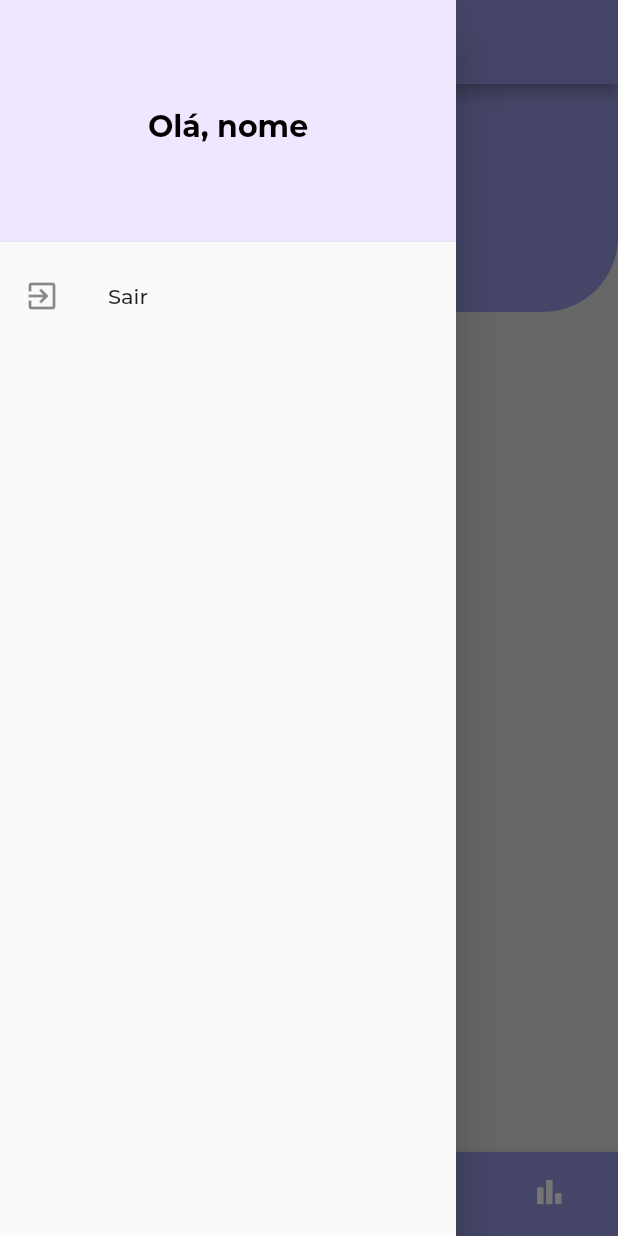
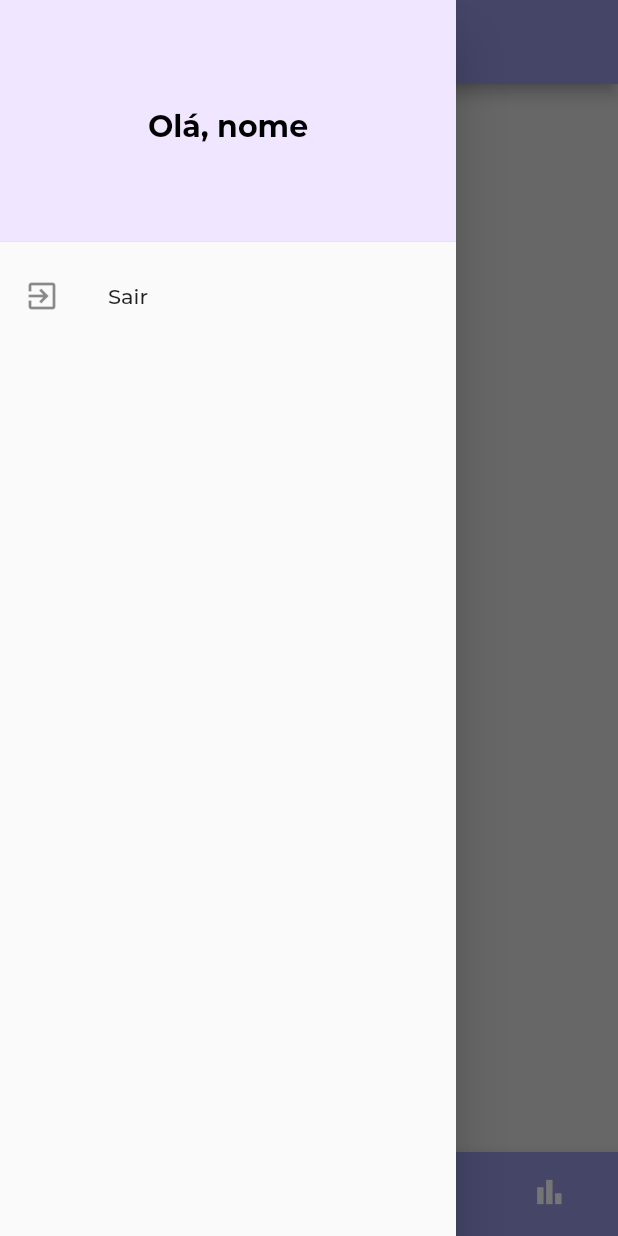
Before and after one commit to weesleycabral/FlutterNBAStats, a Flutter app: the screen it shows once a user with an empty profile is signed in, with the side drawer open, on a phone screen of 412 x 824 dp. Run offline on Flutter 3.47's test engine with Material 2 defaults, Android fonts, the phone set to English and light mode, and no system bars; our stand-ins replace firebase_auth, firebase_core, flutter_svg, google_fonts, like_button, lottie and 1 more; accounts and stored records are empty.

```diff
--- a/lib/pages/dashboard/dashboard.dart
+++ b/lib/pages/dashboard/dashboard.dart
@@ -3,7 +3,9 @@ import 'package:nba_app/pages/app_bar/app_bar.dart';
 import 'package:nba_app/pages/drawer/drawer_widget_page.dart';
 
 class DashboardPage extends StatefulWidget {
-  const DashboardPage({super.key});
+  const DashboardPage({
+    Key? key,
+  }) : super(key: key);
 
   @override
   State<DashboardPage> createState() => _DashboardPageState();
@@ -14,7 +16,7 @@ class _DashboardPageState extends State<DashboardPage> {
   Widget build(BuildContext context) {
     return Scaffold(
       backgroundColor: Colors.grey[300],
-      appBar: AppBarWidget(title: 'Dashboard'),
+      appBar: const AppBarWidget(title: 'Dashboard'),
       drawer: const DrawerWidget(),
       body: ListView(
         padding: EdgeInsets.zero,
@@ -26,29 +28,29 @@ class _DashboardPageState extends State<DashboardPage> {
                 bottomRight: Radius.circular(50),
               ),
             ),
-            child: Column(
-              children: [
-                const SizedBox(height: 50),
-                ListTile(
-                  contentPadding: const EdgeInsets.symmetric(horizontal: 30),
-                  title: Text('Hello Wesley!',
-                      style: Theme.of(context)
-                          .textTheme
-                          .headlineSmall
-                          ?.copyWith(color: Colors.white)),
-                  subtitle: Text('Good Morning',
-                      style: Theme.of(context)
-                          .textTheme
-                          .titleMedium
-                          ?.copyWith(color: Colors.white54)),
-                  // trailing: const CircleAvatar(
-                  //   radius: 30,
-                  //   backgroundImage: AssetImage('assets/images/user.JPG'),
-                  // ),
-                ),
-                const SizedBox(height: 30)
-              ],
-            ),
+            // child: Column(
+            //   children: [
+            //     const SizedBox(height: 50),
+            //     ListTile(
+            //       contentPadding: const EdgeInsets.symmetric(horizontal: 30),
+            //       title: Text('Hello Wesley!',
+            //           style: Theme.of(context)
+            //               .textTheme
+            //               .headlineSmall
+            //               ?.copyWith(color: Colors.white)),
+            //       subtitle: Text('Good Morning',
+            //           style: Theme.of(context)
+            //               .textTheme
+            //               .titleMedium
+            //               ?.copyWith(color: Colors.white54)),
+            //       // trailing: const CircleAvatar(
+            //       //   radius: 30,
+            //       //   backgroundImage: AssetImage('assets/images/user.JPG'),
+            //       // ),
+            //     ),
+            //     const SizedBox(height: 30)
+            //   ],
+            // ),
           ),
           // Container(
           //   color: Theme.of(context).primaryColor,
```
